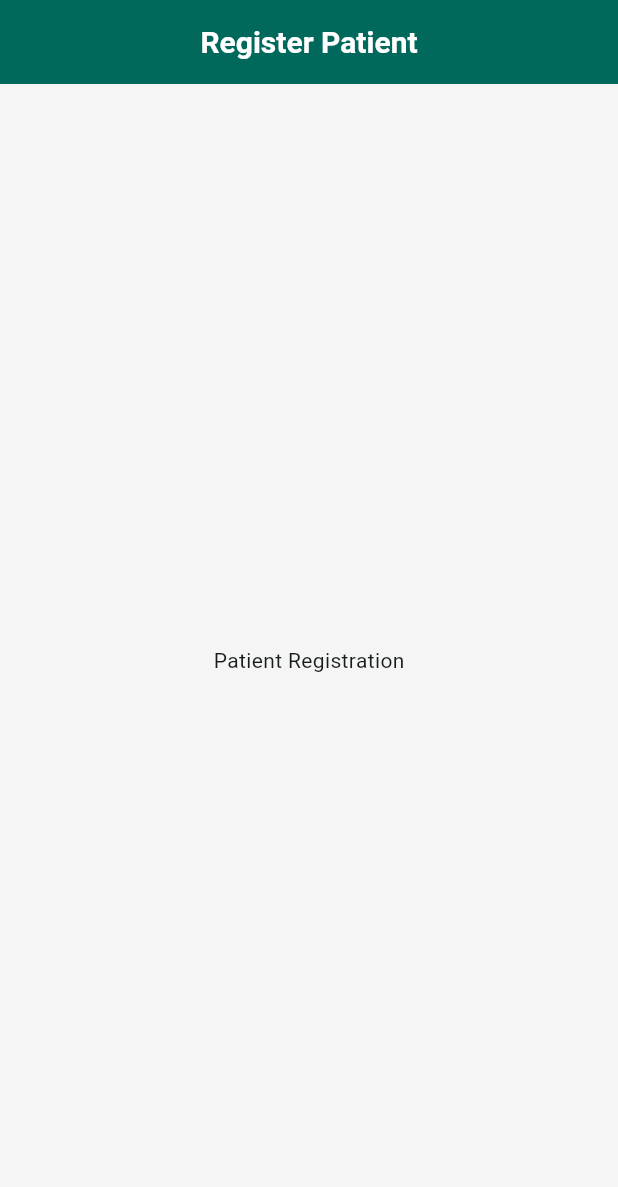
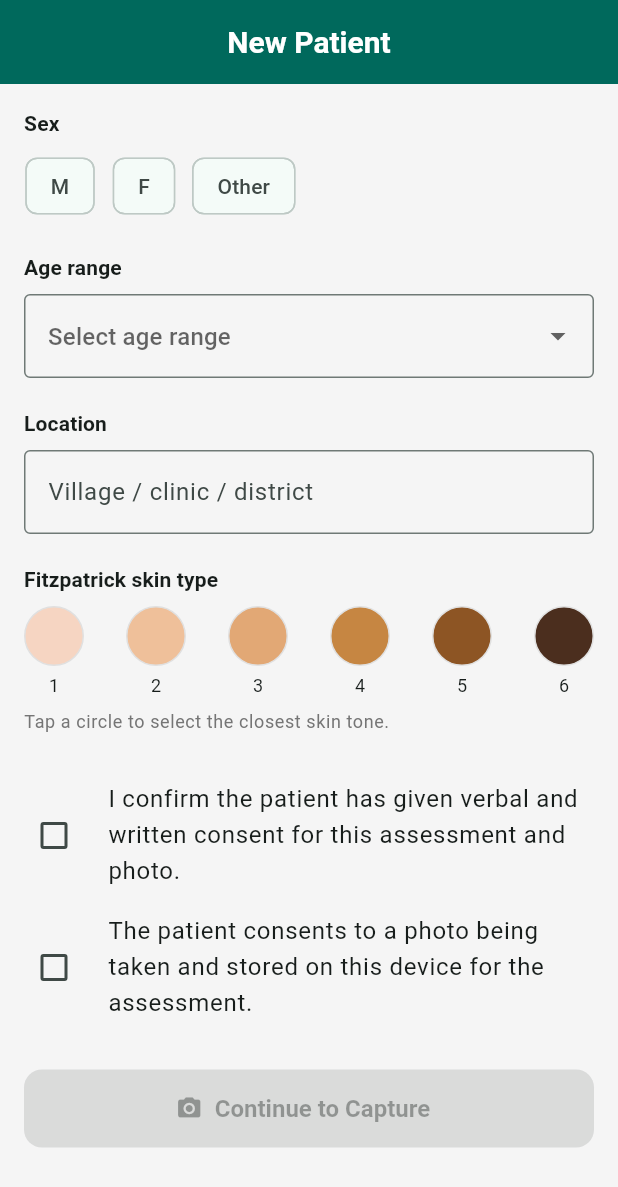
Before and after one commit to Mathias-Kabango3/DermaTriage, a Flutter app: the PatientRegistrationScreen screen opened by its route, on a phone screen of 412 x 824 dp. Shown: the top 1187 px of the screen. Run offline on Flutter 3.47's test engine with Material 3 defaults, Android fonts, the phone set to English and light mode, and no system bars; our stand-ins replace go_router, sqflite; missing offline and left inert: tflite_flutter; accounts and stored records are empty.

Commit message:
feat(flutter): build home and patient registration screens

```diff
--- a/dermatriage/flutter_app/lib/core/constants/app_constants.dart
+++ b/dermatriage/flutter_app/lib/core/constants/app_constants.dart
@@ -14,6 +14,12 @@
   // Local database
   static const String databaseName = 'dermatriage.db';
   static const int databaseVersion = 1;
+
+  /// Short disclaimer for the persistent banner (see [ethicsDisclaimer] for
+  /// the full text shown on first launch).
+  static const String disclaimer =
+      'Not a diagnostic tool. AI suggestions support — never replace — '
+      'clinical judgement. When in doubt, refer the patient.';
 
   /// Ethics & safety disclaimer (proposal Section 4.4).
   ///
--- a/dermatriage/flutter_app/lib/core/router/app_router.dart
+++ b/dermatriage/flutter_app/lib/core/router/app_router.dart
@@ -2,8 +2,8 @@
 
 import '../../presentation/screens/camera_screen.dart';
 import '../../presentation/screens/history_screen.dart';
-import '../../presentation/screens/home_screen.dart';
-import '../../presentation/screens/patient_registration_screen.dart';
+import '../../presentation/screens/home/home_screen.dart';
+import '../../presentation/screens/patient/patient_registration_screen.dart';
 import '../../presentation/screens/result_screen.dart';
 import '../../presentation/screens/settings_screen.dart';
 
--- /dev/null
+++ b/dermatriage/flutter_app/lib/presentation/screens/patient/patient_registration_screen.dart
@@ -0,0 +1,233 @@
+import 'package:flutter/material.dart';
+import 'package:go_router/go_router.dart';
+import 'package:provider/provider.dart';
+import 'package:uuid/uuid.dart';
+
+import '../../../core/theme/colors.dart';
+import '../../../data/models/patient.dart';
+import '../../providers/patient_provider.dart';
+
+/// Collects patient demographics and consent before image capture.
+class PatientRegistrationScreen extends StatefulWidget {
+  const PatientRegistrationScreen({super.key});
+
+  @override
+  State<PatientRegistrationScreen> createState() =>
+      _PatientRegistrationScreenState();
+}
+
+class _PatientRegistrationScreenState
+    extends State<PatientRegistrationScreen> {
+  final _formKey = GlobalKey<FormState>();
+  final _locationController = TextEditingController();
+
+  // Age range label -> representative age stored as approximateAge.
+  static const Map<String, int> _ageRanges = <String, int>{
+    '0-5': 3,
+    '6-12': 9,
+    '13-17': 15,
+    '18-30': 24,
+    '31-50': 40,
+    '51-70': 60,
+    '70+': 75,
+  };
+
+  // Fitzpatrick type descriptions (index 0 -> type 1).
+  static const List<String> _fitzpatrickDescriptions = <String>[
+    'Type I — Very fair skin; always burns, never tans.',
+    'Type II — Fair skin; usually burns, tans minimally.',
+    'Type III — Medium skin; sometimes burns, tans uniformly.',
+    'Type IV — Olive skin; rarely burns, tans easily.',
+    'Type V — Brown skin; very rarely burns, tans darkly.',
+    'Type VI — Deeply pigmented skin; never burns.',
+  ];
+
+  String? _sex;
+  String? _ageRange;
+  int? _fitzpatrickType; // 1–6
+  bool _consentGiven = false;
+  bool _photoConsent = false;
+
+  @override
+  void dispose() {
+    _locationController.dispose();
+    super.dispose();
+  }
+
+  bool get _canContinue => _consentGiven && _photoConsent;
+
+  void _onContinue() {
+    if (!_formKey.currentState!.validate()) return;
+
+    if (_sex == null || _ageRange == null || _fitzpatrickType == null) {
+      ScaffoldMessenger.of(context).showSnackBar(
+        const SnackBar(
+          content: Text('Please complete sex, age range and skin type.'),
+        ),
+      );
+      return;
+    }
+
+    final patient = Patient(
+      id: const Uuid().v4(),
+      approximateAge: _ageRanges[_ageRange],
+      sex: _sex!,
+      location: _locationController.text.trim(),
+      fitzpatrickType: _fitzpatrickType!,
+      consentGiven: _consentGiven,
+      photoConsent: _photoConsent,
+      createdAt: DateTime.now(),
+    );
+
+    context.read<PatientProvider>().registerPatient(patient);
+    context.go('/camera');
+  }
+
+  @override
+  Widget build(BuildContext context) {
+    return Scaffold(
+      appBar: AppBar(title: const Text('New Patient')),
+      body: Form(
+        key: _formKey,
+        child: ListView(
+          padding: const EdgeInsets.all(16),
+          children: <Widget>[
+            _sectionLabel(context, 'Sex'),
+            Wrap(
+              spacing: 8,
+              children: <String>['M', 'F', 'Other'].map((String option) {
+                return ChoiceChip(
+                  label: Text(option),
+                  selected: _sex == option,
+                  onSelected: (_) => setState(() => _sex = option),
+                );
+              }).toList(),
+            ),
+            const SizedBox(height: 20),
+
+            _sectionLabel(context, 'Age range'),
+            DropdownButtonFormField<String>(
+              initialValue: _ageRange,
+              decoration: const InputDecoration(
+                border: OutlineInputBorder(),
+                hintText: 'Select age range',
+              ),
+              items: _ageRanges.keys
+                  .map((String r) =>
+                      DropdownMenuItem<String>(value: r, child: Text(r)))
+                  .toList(),
+              onChanged: (String? value) => setState(() => _ageRange = value),
+            ),
+            const SizedBox(height: 20),
+
+            _sectionLabel(context, 'Location'),
+            TextFormField(
+              controller: _locationController,
+              decoration: const InputDecoration(
+                border: OutlineInputBorder(),
+                hintText: 'Village / clinic / district',
+              ),
+              validator: (String? value) =>
+                  (value == null || value.trim().isEmpty)
+                      ? 'Location is required'
+                      : null,
+            ),
+            const SizedBox(height: 20),
+
+            _sectionLabel(context, 'Fitzpatrick skin type'),
+            _buildFitzpatrickSelector(),
+            const SizedBox(height: 8),
+            Text(
+              _fitzpatrickType == null
+                  ? 'Tap a circle to select the closest skin tone.'
+                  : _fitzpatrickDescriptions[_fitzpatrickType! - 1],
+              style: Theme.of(context)
+                  .textTheme
+                  .bodySmall
+                  ?.copyWith(color: AppColors.textSecondary),
+            ),
+            const SizedBox(height: 24),
+
+            CheckboxListTile(
+              contentPadding: EdgeInsets.zero,
+              controlAffinity: ListTileControlAffinity.leading,
+              value: _consentGiven,
+              onChanged: (bool? v) =>
+                  setState(() => _consentGiven = v ?? false),
+              title: const Text(
+                'I confirm the patient has given verbal and written consent '
+                'for this assessment and photo.',
+              ),
+            ),
+            CheckboxListTile(
+              contentPadding: EdgeInsets.zero,
+              controlAffinity: ListTileControlAffinity.leading,
+              value: _photoConsent,
+              onChanged: (bool? v) =>
+                  setState(() => _photoConsent = v ?? false),
+              title: const Text(
+                'The patient consents to a photo being taken and stored on '
+                'this device for the assessment.',
+              ),
+            ),
+            const SizedBox(height: 24),
+
+            ElevatedButton.icon(
+              icon: const Icon(Icons.camera_alt),
+              label: const Text('Continue to Capture'),
+              onPressed: _canContinue ? _onContinue : null,
+            ),
+            const SizedBox(height: 16),
+          ],
+        ),
+      ),
+    );
+  }
+
+  Widget _sectionLabel(BuildContext context, String text) {
+    return Padding(
+      padding: const EdgeInsets.only(bottom: 8),
+      child: Text(
+        text,
+        style: Theme.of(context)
+            .textTheme
+            .titleSmall
+            ?.copyWith(fontWeight: FontWeight.w600),
+      ),
+    );
+  }
+
+  Widget _buildFitzpatrickSelector() {
+    return Row(
+      mainAxisAlignment: MainAxisAlignment.spaceBetween,
+      children: List<Widget>.generate(6, (int i) {
+        final int type = i + 1;
+        final bool selected = _fitzpatrickType == type;
+        return GestureDetector(
+          onTap: () => setState(() => _fitzpatrickType = type),
+          child: Column(
+            children: <Widget>[
+              Container(
+                width: 40,
+                height: 40,
+                decoration: BoxDecoration(
+                  color: AppColors.fitzpatrickColors[i],
+                  shape: BoxShape.circle,
+                  border: Border.all(
+                    color: selected ? AppColors.primary : AppColors.divider,
+                    width: selected ? 3 : 1,
+                  ),
+                ),
+                child: selected
+                    ? const Icon(Icons.check, size: 20, color: Colors.white)
+                    : null,
+              ),
+              const SizedBox(height: 4),
+              Text('$type', style: const TextStyle(fontSize: 12)),
+            ],
+          ),
+        );
+      }),
+    );
+  }
+}
--- a/dermatriage/flutter_app/lib/presentation/screens/patient_registration_screen.dart
+++ /dev/null
@@ -1,14 +0,0 @@
-import 'package:flutter/material.dart';
-
-/// Placeholder patient registration screen — replace with the real form.
-class PatientRegistrationScreen extends StatelessWidget {
-  const PatientRegistrationScreen({super.key});
-
-  @override
-  Widget build(BuildContext context) {
-    return Scaffold(
-      appBar: AppBar(title: const Text('Register Patient')),
-      body: const Center(child: Text('Patient Registration')),
-    );
-  }
-}
```
Also changed, not shown: dermatriage/flutter_app/lib/presentation/screens/home/home_screen.dart (added, +107 -0 lines), dermatriage/flutter_app/lib/presentation/screens/home_screen.dart (deleted, +0 -16 lines), dermatriage/flutter_app/lib/presentation/widgets/common/disclaimer_banner.dart (added, +48 -0 lines).
